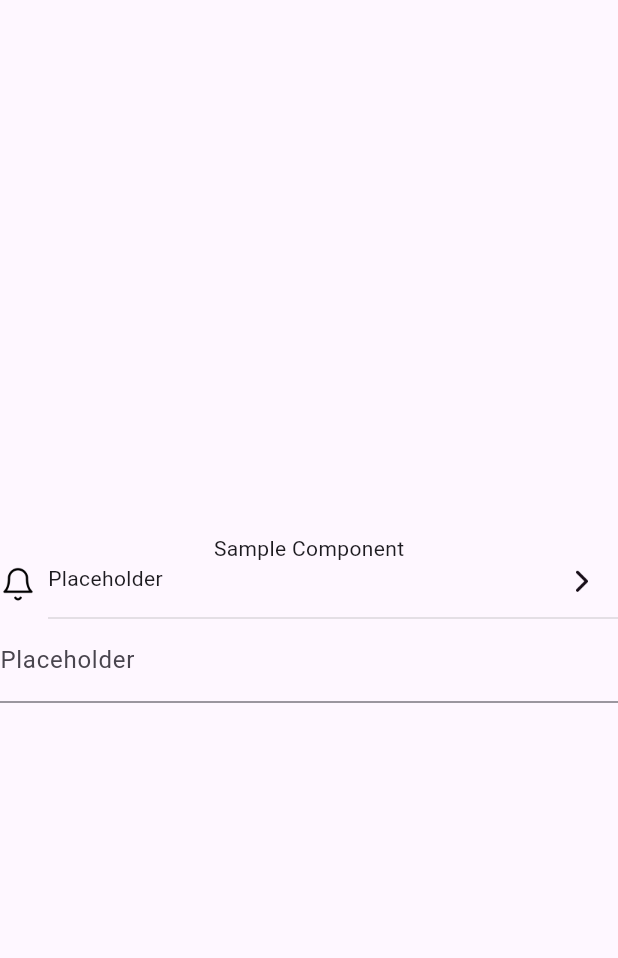
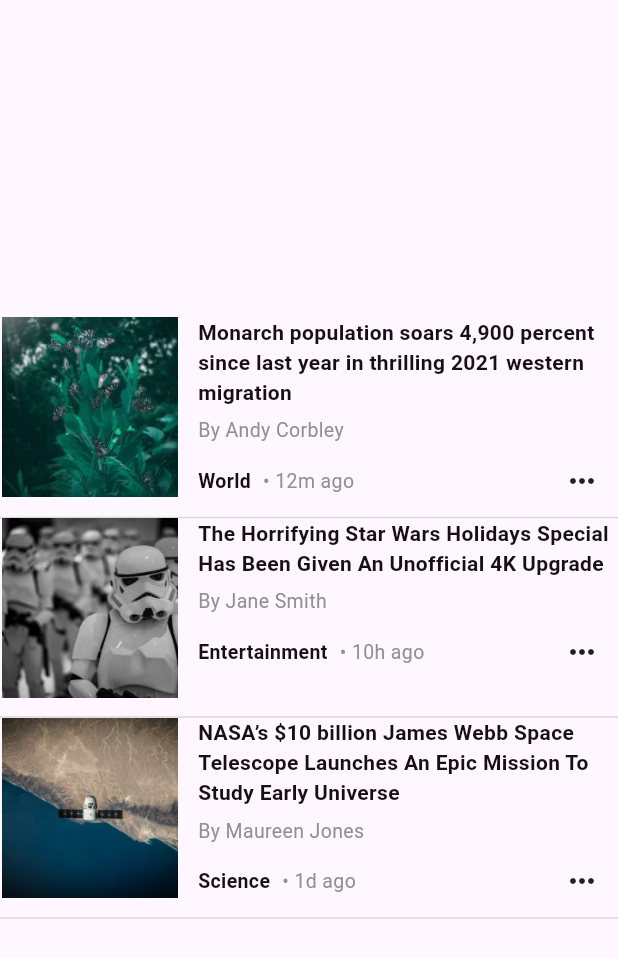
Before and after one commit to bilardos29/portfolio, a Flutter app: the screen it shows after launch, on a phone screen of 412 x 824 dp. Shown: the top 958 px of the screen. Run offline on Flutter 3.47's test engine with Material 2 defaults, Android fonts, the phone set to English and light mode, and no system bars.

Commit message:
story model story widget

```diff
--- /dev/null
+++ b/lib/module/news_anchor/model/news_model.dart
@@ -0,0 +1,34 @@
+class StoryModel {
+  final String image;
+  final String? description;
+  final String? title;
+  final String? author;
+  final String? tag;
+  final String? timeline;
+
+  StoryModel(this.image,
+      {this.description, this.title, this.author, this.tag, this.timeline});
+}
+
+List<StoryModel> get dummyData => [
+      StoryModel('ic_sample.png',
+          description: 'Monarch population soars 4,900 percent since last year '
+              'in thrilling 2021 western migration',
+          author: 'Andy Corbley',
+          tag: 'World',
+          timeline: '12m ago'),
+      StoryModel('ic_sample2.jpg',
+          description:
+              'The Horrifying Star Wars Holidays Special Has Been Given An '
+              'Unofficial 4K Upgrade',
+          author: 'Jane Smith',
+          tag: 'Entertainment',
+          timeline: '10h ago'),
+      StoryModel('ic_sample3.jpg',
+          description:
+              'NASA’s \$10 billion James Webb Space Telescope Launches An '
+              'Epic Mission To Study Early Universe',
+          author: 'Maureen Jones',
+          tag: 'Science',
+          timeline: '1d ago'),
+    ];
--- a/lib/module/news_anchor/screen/home/view.dart
+++ b/lib/module/news_anchor/screen/home/view.dart
@@ -1,7 +1,6 @@
 import 'package:flutter/material.dart';
-
-import '../../widgets/input_widget.dart';
-import '../../widgets/menu_button.dart';
+import 'package:portfolio/module/news_anchor/model/news_model.dart';
+import 'package:portfolio/module/news_anchor/widgets/story_widget.dart';
 
 class HomePage extends StatefulWidget {
   const HomePage({Key? key}) : super(key: key);
@@ -13,11 +12,21 @@ class HomePage extends StatefulWidget {
 class _HomePageState extends State<HomePage> {
   @override
   Widget build(BuildContext context) {
-    return const Column(
+    return Column(
       children: [
-        Text('Sample Component'),
-        MenuButton('ic_notif.png'),
-        InputWidget(title: 'Placeholder', hint: 'Placeholder',),
+        ListView.builder(
+            itemCount: dummyData.length,
+            shrinkWrap: true,
+            physics: const NeverScrollableScrollPhysics(),
+            itemBuilder: (context, idx) {
+              StoryModel item = dummyData[idx];
+              return StoryWidget(
+                  image: item.image,
+                  description: item.description!,
+                  author: item.author!,
+                  tag: item.tag!,
+                  timeline: item.timeline!);
+            })
       ],
     );
   }
--- a/lib/module/news_anchor/utils/fonts.dart
+++ b/lib/module/news_anchor/utils/fonts.dart
@@ -1,4 +1,7 @@
-import 'dart:ui';
+
+
+import 'package:flutter/material.dart';
+import 'package:portfolio/module/news_anchor/utils/colors.dart';
 
 class FontUtils {
   static TextStyle styles(
@@ -7,6 +10,7 @@ class FontUtils {
           bool isItalic = false,
           double size = 12}) =>
       TextStyle(
+          color: isBold ? ColorUtils.black : ColorUtils.grey,
           fontWeight: isBold
               ? FontWeight.bold
               : isRegular
@@ -15,24 +19,24 @@ class FontUtils {
           fontStyle: isItalic ? FontStyle.italic : FontStyle.normal,
           fontSize: size);
 
-  static TextStyle get h1Bold => styles(isBold: true, size: 15);
+  static TextStyle? get h1Bold => styles(isBold: true, size: 15);
 
-  static TextStyle get h1 => styles(size: 15);
+  static TextStyle? get h1 => styles(size: 15);
 
-  static TextStyle get h2Bold => styles(size: 14);
+  static TextStyle? get h2Bold => styles(size: 14, isBold: true);
 
-  static TextStyle get h2 => styles(size: 14);
+  static TextStyle? get h2 => styles(size: 14);
 
-  static TextStyle get h3Bold => styles(size: 13);
+  static TextStyle? get h3Bold => styles(size: 13, isBold: true);
 
-  static TextStyle get h3 => styles(size: 13);
+  static TextStyle? get h3 => styles(size: 13);
 
-  static TextStyle get p1 => styles(size: 15, isRegular: true);
+  static TextStyle? get p1 => styles(size: 15, isRegular: true);
 
-  static TextStyle get articleTitleBold => styles(size: 18, isBold: true);
+  static TextStyle? get articleTitleBold => styles(size: 18, isBold: true);
 
-  static TextStyle get articleTitle => styles(size: 18, isRegular: true);
+  static TextStyle? get articleTitle => styles(size: 18, isRegular: true);
 
-  static TextStyle get imageCaption =>
+  static TextStyle? get imageCaption =>
       styles(size: 12, isRegular: true, isItalic: true);
 }
--- /dev/null
+++ b/lib/module/news_anchor/widgets/story_widget.dart
@@ -0,0 +1,99 @@
+import 'package:flutter/material.dart';
+
+import '../utils/colors.dart';
+import '../utils/fonts.dart';
+
+class StoryWidget extends StatelessWidget {
+  final String image;
+  final String description;
+  final String author;
+  final String tag;
+  final String timeline;
+  final VoidCallback? onClick;
+  final VoidCallback? onMore;
+
+  const StoryWidget({
+    required this.image,
+    required this.description,
+    required this.author,
+    required this.tag,
+    required this.timeline,
+    this.onClick,
+    this.onMore,
+    Key? key,
+  }) : super(key: key);
+
+  @override
+  Widget build(BuildContext context) {
+    return InkWell(
+      onTap: onClick,
+      child: Column(
+        children: [
+          Row(
+              // mainAxisAlignment: MainAxisAlignment.spaceEvenly,
+              crossAxisAlignment: CrossAxisAlignment.start,
+              children: [
+                Image.asset(
+                  'images/news/$image',
+                  width: 120,
+                  height: 120,
+                ),
+                const SizedBox(width: 12),
+                Expanded(
+                  child: Column(
+                      mainAxisAlignment: MainAxisAlignment.spaceAround,
+                      children: [
+                        Column(
+                          mainAxisAlignment: MainAxisAlignment.start,
+                          crossAxisAlignment: CrossAxisAlignment.start,
+                          children: [
+                            Text(description,
+                                maxLines: 4,
+                                overflow: TextOverflow.fade,
+                                style: FontUtils.h2Bold),
+                            const SizedBox(height: 6),
+                            Text(
+                              'By $author',
+                              style: FontUtils.h3,
+                            ),
+                          ],
+                        ),
+                        const SizedBox(height: 12),
+                        Row(
+                          mainAxisAlignment: MainAxisAlignment.spaceBetween,
+                          children: [
+                            Row(
+                              children: [
+                                Text(
+                                  tag,
+                                  style: FontUtils.h3Bold,
+                                ),
+                                const SizedBox(width: 8),
+                                Text(
+                                  '• $timeline',
+                                  style: FontUtils.h3,
+                                ),
+                              ],
+                            ),
+                            InkWell(
+                              onTap: onMore,
+                              child: const Padding(
+                                padding: EdgeInsets.only(right: 12),
+                                child: Icon(Icons.more_horiz),
+                              ),
+                            ),
+                          ],
+                        ),
+                      ]),
+                )
+              ]),
+          const SizedBox(height: 12),
+          Divider(
+            height: 1,
+            color: ColorUtils.grey.withAlpha(80),
+          )
+        ],
+      ),
+    );
+  }
+}
--- a/pubspec.yaml
+++ b/pubspec.yaml
@@ -46,6 +46,9 @@ flutter:
     - images/news/ic_notif_alert.png
     - images/news/ic_eye_show.png
     - images/news/ic_eye_hide.png
+    - images/news/ic_sample.png
+    - images/news/ic_sample2.jpg
+    - images/news/ic_sample3.jpg
 
   # example:
   # fonts:
```
Also changed, not shown: images/news/ic_sample.png (added), images/news/ic_sample2.jpg (added), images/news/ic_sample3.jpg (added).
